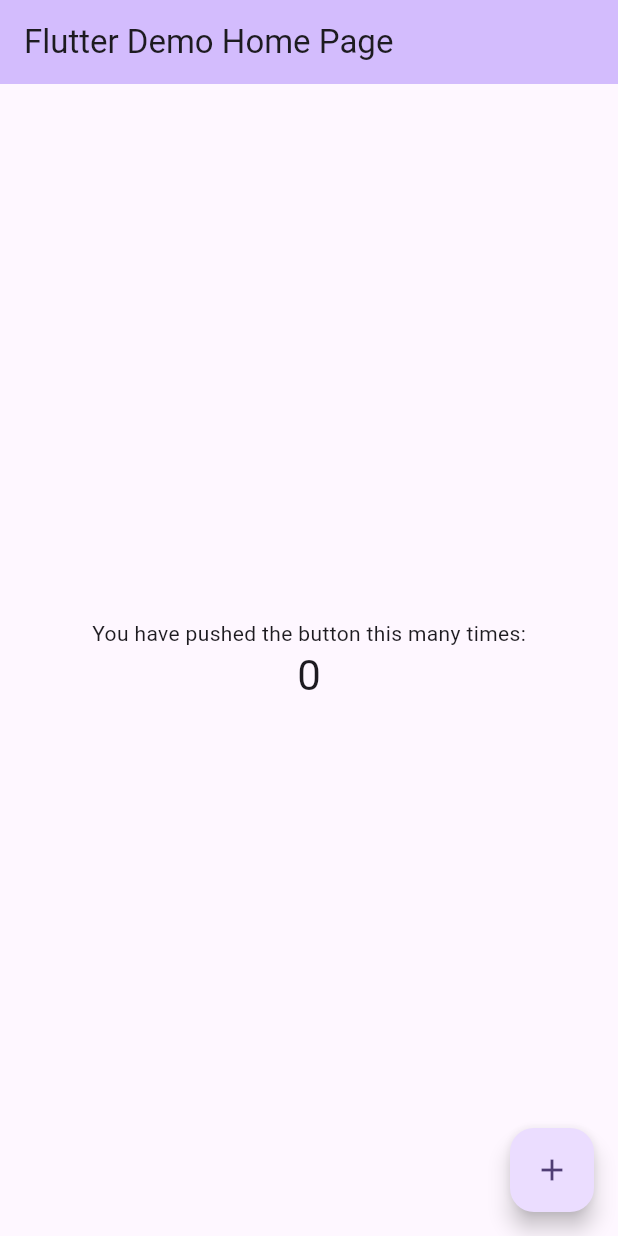
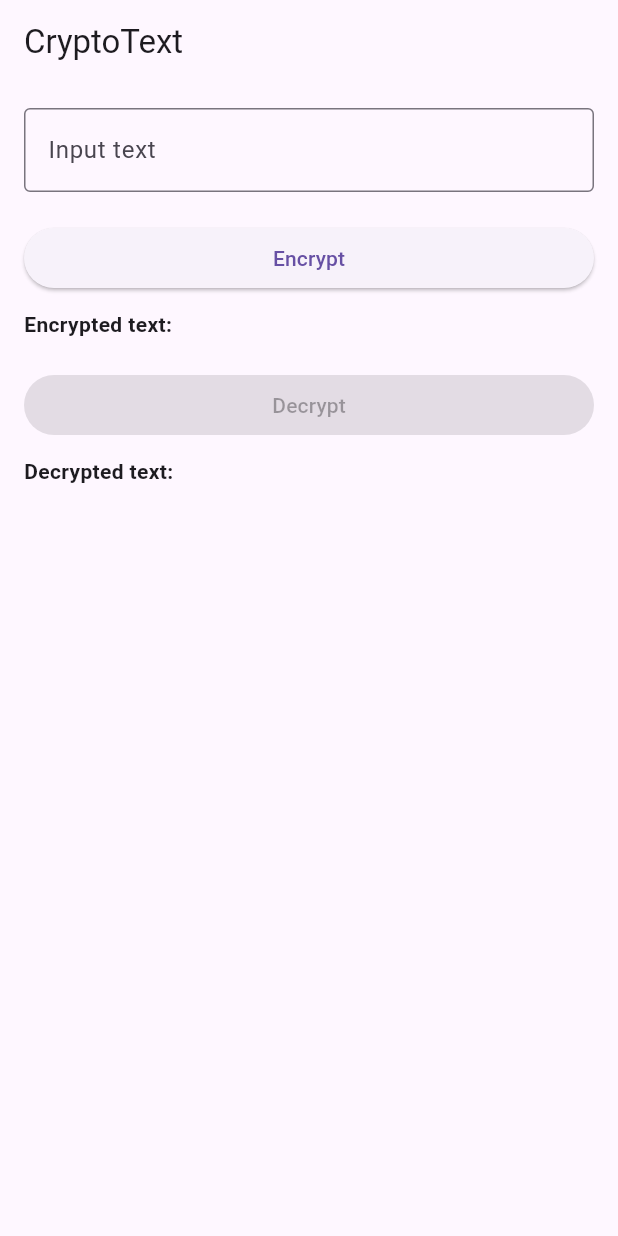
Before and after one commit to FernandoAntonius/Cryptotext, a Flutter app: the screen it shows after launch, on a phone screen of 412 x 824 dp. Run offline on Flutter 3.47's test engine with Material 3 defaults, Android fonts, the phone set to English and light mode, and no system bars; missing offline and left inert: encrypt.

Commit message:
cryptotext

```diff
--- a/lib/main.dart
+++ b/lib/main.dart
@@ -1,122 +1,141 @@
 import 'package:flutter/material.dart';
+import 'package:encrypt/encrypt.dart' as encrypt;
 
 void main() {
-  runApp(const MyApp());
+  runApp(const CryptoText());
 }
 
-class MyApp extends StatelessWidget {
-  const MyApp({super.key});
+class CryptoText extends StatelessWidget {
+  const CryptoText({super.key});
 
-  // This widget is the root of your application.
   @override
   Widget build(BuildContext context) {
     return MaterialApp(
-      title: 'Flutter Demo',
-      theme: ThemeData(
-        // This is the theme of your application.
-        //
-        // TRY THIS: Try running your application with "flutter run". You'll see
-        // the application has a purple toolbar. Then, without quitting the app,
-        // try changing the seedColor in the colorScheme below to Colors.green
-        // and then invoke "hot reload" (save your changes or press the "hot
-        // reload" button in a Flutter-supported IDE, or press "r" if you used
-        // the command line to start the app).
-        //
-        // Notice that the counter didn't reset back to zero; the application
-        // state is not lost during the reload. To reset the state, use hot
-        // restart instead.
-        //
-        // This works for code too, not just values: Most code changes can be
-        // tested with just a hot reload.
-        colorScheme: ColorScheme.fromSeed(seedColor: Colors.deepPurple),
-      ),
-      home: const MyHomePage(title: 'Flutter Demo Home Page'),
+      debugShowCheckedModeBanner: false,
+      title: 'CryptoText',
+      home: HomeScreen(),
     );
   }
 }
 
-class MyHomePage extends StatefulWidget {
-  const MyHomePage({super.key, required this.title});
-
-  // This widget is the home page of your application. It is stateful, meaning
-  // that it has a State object (defined below) that contains fields that affect
-  // how it looks.
-
-  // This class is the configuration for the state. It holds the values (in this
-  // case the title) provided by the parent (in this case the App widget) and
-  // used by the build method of the State. Fields in a Widget subclass are
-  // always marked "final".
-
-  final String title;
+class HomeScreen extends StatefulWidget {
+  const HomeScreen({super.key});
 
   @override
-  State<MyHomePage> createState() => _MyHomePageState();
+  State<HomeScreen> createState() => _HomeScreen();
 }
 
-class _MyHomePageState extends State<MyHomePage> {
-  int _counter = 0;
+class _HomeScreen extends State<HomeScreen> {
+  final TextEditingController _textEditingController = TextEditingController();
 
-  void _incrementCounter() {
-    setState(() {
-      // This call to setState tells the Flutter framework that something has
-      // changed in this State, which causes it to rerun the build method below
-      // so that the display can reflect the updated values. If we changed
-      // _counter without calling setState(), then the build method would not be
-      // called again, and so nothing would appear to happen.
-      _counter++;
-    });
-  }
+  // Kunci untuk enkripsi dan deskripsi
+  final encrypt.Key _key = encrypt.Key.fromLength(32);
+
+  // Initialization vector untuk enkripsi dan deskripsi
+  final iv = encrypt.IV.fromLength(16);
+
+  String _encryptedText = '';
+  String _decryptedText = '';
+  String? _errorText;
+  bool _isDecryptedButtonEnabled = false;
 
   @override
   Widget build(BuildContext context) {
-    // This method is rerun every time setState is called, for instance as done
-    // by the _incrementCounter method above.
-    //
-    // The Flutter framework has been optimized to make rerunning build methods
-    // fast, so that you can just rebuild anything that needs updating rather
-    // than having to individually change instances of widgets.
     return Scaffold(
-      appBar: AppBar(
-        // TRY THIS: Try changing the color here to a specific color (to
-        // Colors.amber, perhaps?) and trigger a hot reload to see the AppBar
-        // change color while the other colors stay the same.
-        backgroundColor: Theme.of(context).colorScheme.inversePrimary,
-        // Here we take the value from the MyHomePage object that was created by
-        // the App.build method, and use it to set our appbar title.
-        title: Text(widget.title),
-      ),
-      body: Center(
-        // Center is a layout widget. It takes a single child and positions it
-        // in the middle of the parent.
+      appBar: AppBar(title: const Text('CryptoText')),
+      body: Padding(
+        padding: const EdgeInsets.all(16),
         child: Column(
-          // Column is also a layout widget. It takes a list of children and
-          // arranges them vertically. By default, it sizes itself to fit its
-          // children horizontally, and tries to be as tall as its parent.
-          //
-          // Column has various properties to control how it sizes itself and
-          // how it positions its children. Here we use mainAxisAlignment to
-          // center the children vertically; the main axis here is the vertical
-          // axis because Columns are vertical (the cross axis would be
-          // horizontal).
-          //
-          // TRY THIS: Invoke "debug painting" (choose the "Toggle Debug Paint"
-          // action in the IDE, or press "p" in the console), to see the
-          // wireframe for each widget.
-          mainAxisAlignment: MainAxisAlignment.center,
-          children: <Widget>[
-            const Text('You have pushed the button this many times:'),
+          crossAxisAlignment: CrossAxisAlignment.stretch,
+          children: [
+            TextField(
+              controller: _textEditingController,
+              decoration: InputDecoration(
+                labelText: 'Input text',
+                errorText: _errorText,
+                border: const OutlineInputBorder(),
+              ),
+              onChanged: _onTextChanged,
+            ),
+            const SizedBox(height: 20),
+            ElevatedButton(
+              onPressed: () {
+                String inputText = _textEditingController.text;
+                if (inputText.isNotEmpty) {
+                  _encryptText(inputText);
+                } else {
+                  setState(() {
+                    _errorText = 'Input cannot be empty';
+                  });
+                }
+              },
+              child: const Text('Encrypt'),
+            ),
+            const SizedBox(height: 10),
             Text(
-              '$_counter',
-              style: Theme.of(context).textTheme.headlineMedium,
+              'Encrypted text: $_encryptedText',
+              style: const TextStyle(fontWeight: FontWeight.bold),
+            ),
+            const SizedBox(height: 20),
+            ElevatedButton(
+              onPressed: _isDecryptedButtonEnabled && _encryptedText.isNotEmpty
+                  ? () {
+                      String inputText = _encryptedText;
+                      final encrypted = encrypt.Encrypted.fromBase64(inputText);
+                      _decryptText(encrypted.base64);
+                    }
+                  : null,
+              child: const Text('Decrypt'),
+            ),
+            const SizedBox(height: 10),
+            Text(
+              'Decrypted text: $_decryptedText',
+              style: const TextStyle(fontWeight: FontWeight.bold),
             ),
           ],
         ),
       ),
-      floatingActionButton: FloatingActionButton(
-        onPressed: _incrementCounter,
-        tooltip: 'Increment',
-        child: const Icon(Icons.add),
-      ), // This trailing comma makes auto-formatting nicer for build methods.
     );
   }
+
+  void _onTextChanged(String text) {
+    setState(() {
+      _isDecryptedButtonEnabled = text.isNotEmpty;
+      _encryptedText = '';
+      _decryptedText = '';
+      _errorText = null;
+    });
+  }
+
+  void _encryptText(String text) {
+    try {
+      if (text.isNotEmpty) {
+        final encrypter = encrypt.Encrypter(encrypt.AES(_key));
+        final encrypted = encrypter.encrypt(text, iv: iv);
+        setState(() {
+          _encryptedText = encrypted.base64;
+        });
+      } else {
+        print('Text to encrypt cannot be empty');
+      }
+    } catch (e, stackTrace) {
+      print('Error encrypting text: $e, stackStrace: $stackTrace');
+    }
+  }
+
+  void _decryptText(String text) {
+    try {
+      if (text.isNotEmpty) {
+        final encrypter = encrypt.Encrypter(encrypt.AES(_key));
+        final decrypted = encrypter.decrypt64(text, iv: iv);
+        setState(() {
+          _decryptedText = decrypted;
+        });
+      } else {
+        print('Text to encrypt cannot be empty');
+      }
+    } catch (e, stackTrace) {
+      print('Error encrypting text: $e, stackStrace: $stackTrace');
+    }
+  }
 }
```
Also changed, not shown: 2 other files.
